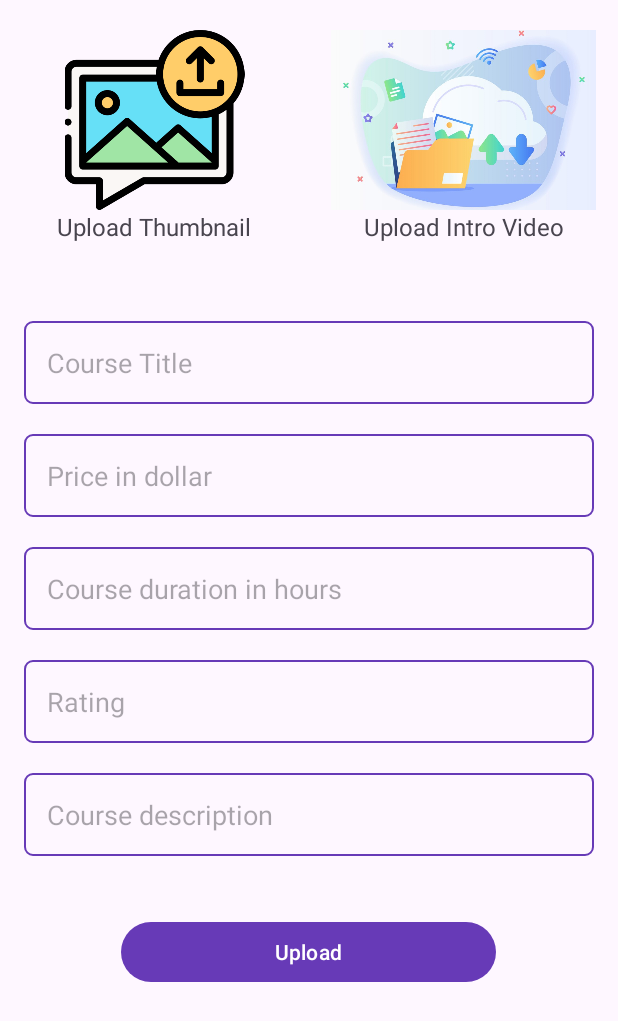
After one commit to Ravali2531/TechLearn, an Android app: the UploadCourseActivity screen opened directly, with no data from a screen before it, on a phone screen of 412 x 824 dp. The commit adds this screen. Shown: the top 1021 px of the screen. Run offline under Robolectric (Android 15) with nearby library versions, the phone set to English and light mode, and no system bars; our stand-ins replace Firebase (no records; nobody signed in at launch, a user with empty details on screens opened directly).

Commit message:
Added Upload Course details

```diff
--- a/app/src/main/AndroidManifest.xml
+++ b/app/src/main/AndroidManifest.xml
@@ -12,6 +12,9 @@
         android:supportsRtl="true"
         android:theme="@style/Theme.TechLearn"
         tools:targetApi="31">
+        <activity
+            android:name=".UploadCourseActivity"
+            android:exported="false" />
         <activity
             android:name=".MainActivity"
             android:exported="false" />
--- /dev/null
+++ b/app/src/main/java/com/example/techlearn/UploadCourseActivity.java
@@ -0,0 +1,208 @@
+package com.example.techlearn;
+
+import android.app.Dialog;
+import android.content.Intent;
+import android.graphics.Color;
+import android.graphics.drawable.ColorDrawable;
+import android.net.Uri;
+import android.os.Bundle;
+import android.view.View;
+import android.widget.Toast;
+
+import androidx.activity.EdgeToEdge;
+import androidx.annotation.Nullable;
+import androidx.appcompat.app.AppCompatActivity;
+import androidx.core.graphics.Insets;
+import androidx.core.view.ViewCompat;
+import androidx.core.view.WindowInsetsCompat;
+
+import com.example.techlearn.Model.CourseModel;
+import com.example.techlearn.databinding.ActivityUploadCourseBinding;
+import com.google.android.gms.tasks.OnSuccessListener;
+import com.google.firebase.auth.FirebaseAuth;
+import com.google.firebase.database.FirebaseDatabase;
+import com.google.firebase.storage.FirebaseStorage;
+import com.google.firebase.storage.StorageReference;
+import com.google.firebase.storage.UploadTask;
+
+import java.util.Date;
+
+public class UploadCourseActivity extends AppCompatActivity {
+
+    ActivityUploadCourseBinding binding;
+    FirebaseAuth auth;
+    FirebaseDatabase database;
+    FirebaseStorage storage;
+    Uri imageUri, videoUri;
+    Dialog loadingDialog;
+    @Override
+    protected void onCreate(Bundle savedInstanceState) {
+        super.onCreate(savedInstanceState);
+        EdgeToEdge.enable(this);
+        binding = ActivityUploadCourseBinding.inflate(getLayoutInflater());
+        setContentView(binding.getRoot());
+        ViewCompat.setOnApplyWindowInsetsListener(findViewById(R.id.main), (v, insets) -> {
+            Insets systemBars = insets.getInsets(WindowInsetsCompat.Type.systemBars());
+            v.setPadding(systemBars.left, systemBars.top, systemBars.right, systemBars.bottom);
+            return insets;
+        });
+
+        auth = FirebaseAuth.getInstance();
+        database = FirebaseDatabase.getInstance();
+        storage = FirebaseStorage.getInstance();
+
+        loadingDialog = new Dialog(UploadCourseActivity.this);
+        loadingDialog.setContentView(R.layout.loading_dialog);
+
+        if(loadingDialog.getWindow() != null){
+            loadingDialog.getWindow().setBackgroundDrawable(new ColorDrawable(Color.TRANSPARENT));
+            loadingDialog.setCancelable(false);
+
+        }
+
+        //Upload thumbnail image
+        binding.uploadThumb.setOnClickListener(new View.OnClickListener() {
+            @Override
+            public void onClick(View view) {
+                Intent intent = new Intent();
+                intent.setType("image/*");
+                intent.setAction(Intent.ACTION_GET_CONTENT);
+                startActivityForResult(intent, 1);
+            }
+        });
+
+        //upload intro video
+        binding.uploadIntrov.setOnClickListener(new View.OnClickListener() {
+            @Override
+            public void onClick(View view) {
+                Intent intent = new Intent();
+                intent.setType("video/*");
+                intent.setAction(Intent.ACTION_GET_CONTENT);
+                startActivityForResult(intent, 2);
+            }
+        });
+
+        binding.btnUploadCourse.setOnClickListener(new View.OnClickListener() {
+            @Override
+            public void onClick(View view) {
+
+                String title = binding.edtTitle.getText().toString();
+                String price = binding.edtPrice.getText().toString();
+                String duration = binding.edtDuration.getText().toString();
+                String rating = binding.edtRating.getText().toString();
+                String description = binding.edtDescription.getText().toString();
+
+                if(imageUri == null){
+                    Toast.makeText(UploadCourseActivity.this, "Select thumbnail image", Toast.LENGTH_SHORT).show();
+                }
+                else if(title.isEmpty()){
+
+                    binding.edtTitle.setError("Enter title");
+
+                } else if(price.isEmpty()){
+
+                    binding.edtPrice.setError("Enter price");
+
+                }
+                else if(duration.isEmpty()){
+
+                    binding.edtDuration.setError("Enter Duration");
+
+                } else if(rating.isEmpty()){
+
+                    binding.edtRating.setError("Enter rating");
+
+                }else if(description.isEmpty()){
+
+                    binding.edtDescription.setError("Enter description");
+
+                }else{
+                    uploadCourse(title, price, duration, rating, description, imageUri);
+                }
+
+
+
+            }
+        });
+
+    }
+
+    private void uploadCourse(String title, String price, String duration, String rating, String description, Uri imageUri) {
+
+        loadingDialog.show();
+
+        StorageReference reference = storage.getReference().child("thumbnail").child(new Date().getTime()+"");
+        reference.putFile(videoUri).addOnSuccessListener(new OnSuccessListener<UploadTask.TaskSnapshot>() {
+            @Override
+            public void onSuccess(UploadTask.TaskSnapshot taskSnapshot) {
+                reference.getDownloadUrl().addOnSuccessListener(new OnSuccessListener<Uri>() {
+                    @Override
+                    public void onSuccess(Uri uri) {
+
+                        CourseModel model = new CourseModel();
+                        model.setTitle(title);
+                        model.setPrice(Long.parseLong(price));
+                        model.setDuration(duration);
+                        model.setRating(rating);
+                        model.setDescription(description);
+                        model.setThumbnail(imageUri.toString());
+                        model.setIntroVideo(uri.toString());
+                        model.setPostedBy(auth.getUid());
+                        model.setEnable("false");
+
+
+                        database.getReference().child("course")
+                                .push()
+                                .setValue(model).addOnSuccessListener(new OnSuccessListener<Void>() {
+                                    @Override
+                                    public void onSuccess(Void unused) {
+                                        loadingDialog.dismiss();
+                                        Toast.makeText(UploadCourseActivity.this, "Course Uploaded", Toast.LENGTH_SHORT).show();
+                                        onBackPressed();
+                                    }
+                                });
+
+                    }
+                });
+            }
+        });
+
+    }
+
+    @Override
+    protected void onActivityResult(int requestCode, int resultCode, @Nullable Intent data) {
+        super.onActivityResult(requestCode, resultCode, data);
+
+        //Upload thumbnail image
+        if(requestCode == 1){
+
+            if(data != null){
+                uploadThumbnail(data.getData());
+            }
+
+        }
+        //upload intro video
+        else{
+            videoUri = data.getData();
+        }
+
+    }
+
+    private void uploadThumbnail(Uri data) {
+        loadingDialog.show();
+
+        StorageReference reference = storage.getReference().child("thumbnail").child(new Date().getTime()+"");
+        reference.putFile(data).addOnSuccessListener(new OnSuccessListener<UploadTask.TaskSnapshot>() {
+            @Override
+            public void onSuccess(UploadTask.TaskSnapshot taskSnapshot) {
+                reference.getDownloadUrl().addOnSuccessListener(new OnSuccessListener<Uri>() {
+                    @Override
+                    public void onSuccess(Uri uri) {
+                        imageUri = uri;
+                        loadingDialog.dismiss();
+                    }
+                });
+            }
+        });
+    }
+}
--- /dev/null
+++ b/app/src/main/res/drawable/add.xml
@@ -0,0 +1,5 @@
+<vector xmlns:android="http://schemas.android.com/apk/res/android" android:height="24dp" android:tint="#000000" android:viewportHeight="24" android:viewportWidth="24" android:width="24dp">
+
+    <path android:fillColor="@android:color/white" android:pathData="M19,13h-6v6h-2v-6H5v-2h6V5h2v6h6v2z"/>
+
+</vector>
--- /dev/null
+++ b/app/src/main/res/drawable/edt_shape.xml
@@ -0,0 +1,9 @@
+<?xml version="1.0" encoding="utf-8"?>
+<shape xmlns:android="http://schemas.android.com/apk/res/android">
+    <stroke
+        android:width="1dp"
+        android:color="@color/background"/>
+
+    <corners
+        android:radius="5dp"/>
+</shape>
--- /dev/null
+++ b/app/src/main/res/layout/activity_upload_course.xml
@@ -0,0 +1,148 @@
+<?xml version="1.0" encoding="utf-8"?>
+<androidx.constraintlayout.widget.ConstraintLayout xmlns:android="http://schemas.android.com/apk/res/android"
+    xmlns:app="http://schemas.android.com/apk/res-auto"
+    xmlns:tools="http://schemas.android.com/tools"
+    android:id="@+id/main"
+    android:layout_width="match_parent"
+    android:layout_height="match_parent"
+    android:layout_gravity="center"
+    tools:context=".UploadCourseActivity">
+
+    <LinearLayout
+        android:id="@+id/linearLayout"
+        android:layout_width="match_parent"
+        android:layout_height="wrap_content"
+        android:layout_marginTop="20dp"
+        android:orientation="horizontal"
+        app:layout_constraintEnd_toEndOf="parent"
+        app:layout_constraintStart_toStartOf="parent"
+        app:layout_constraintTop_toTopOf="parent"
+        app:layout_goneMarginTop="20dp">
+
+        <LinearLayout
+            android:layout_width="match_parent"
+            android:layout_height="match_parent"
+            android:layout_weight="1"
+            android:orientation="vertical">
+
+            <ImageView
+                android:id="@+id/uploadThumb"
+                android:layout_width="wrap_content"
+                android:layout_height="120dp"
+                app:srcCompat="@drawable/upload_thumbnail" />
+
+            <TextView
+                android:layout_width="match_parent"
+                android:layout_height="wrap_content"
+                android:layout_gravity="center"
+                android:gravity="center"
+                android:text="Upload Thumbnail"
+                android:textSize="16sp" />
+
+        </LinearLayout>
+
+        <LinearLayout
+            android:layout_width="match_parent"
+            android:layout_height="wrap_content"
+            android:layout_weight="1"
+            android:orientation="vertical">
+
+
+            <ImageView
+                android:id="@+id/uploadIntrov"
+                android:layout_width="wrap_content"
+                android:layout_height="120dp"
+                app:srcCompat="@drawable/upload_image" />
+
+            <TextView
+                android:layout_width="match_parent"
+                android:layout_height="wrap_content"
+                android:layout_gravity="center"
+                android:gravity="center"
+                android:text="Upload Intro Video"
+                android:textSize="16sp" />
+
+        </LinearLayout>
+
+    </LinearLayout>
+
+    <LinearLayout
+        android:layout_width="match_parent"
+        android:layout_height="0dp"
+        android:layout_marginStart="16dp"
+        android:layout_marginTop="32dp"
+        android:layout_marginEnd="16dp"
+        android:layout_weight="1"
+        android:orientation="vertical"
+        app:layout_constraintBottom_toBottomOf="parent"
+        app:layout_constraintEnd_toEndOf="parent"
+        app:layout_constraintStart_toStartOf="parent"
+        app:layout_constraintTop_toBottomOf="@+id/linearLayout">
+
+        <EditText
+            android:id="@+id/edtTitle"
+            android:layout_width="match_parent"
+            android:layout_height="wrap_content"
+            android:layout_marginTop="20dp"
+            android:background="@drawable/edt_shape"
+            android:ems="10"
+            android:hint="Course Title"
+            android:inputType="text"
+            android:padding="15dp" />
+
+        <EditText
+            android:id="@+id/edtPrice"
+            android:layout_width="match_parent"
+            android:layout_height="wrap_content"
+            android:layout_marginTop="20dp"
+            android:background="@drawable/edt_shape"
+            android:ems="10"
+            android:hint="Price in dollar"
+            android:inputType="text"
+            android:padding="15dp" />
+
+        <EditText
+            android:id="@+id/edtDuration"
+            android:layout_width="match_parent"
+            android:layout_height="wrap_content"
+            android:layout_marginTop="20dp"
+            android:background="@drawable/edt_shape"
+            android:ems="10"
+            android:hint="Course duration in hours"
+            android:inputType="text"
+            android:padding="15dp" />
+
+        <EditText
+            android:id="@+id/edtRating"
+            android:layout_width="match_parent"
+            android:layout_height="wrap_content"
+            android:layout_marginTop="20dp"
+            android:background="@drawable/edt_shape"
+            android:ems="10"
+            android:hint="Rating"
+            android:inputType="text"
+            android:padding="15dp" />
+
+        <EditText
+            android:id="@+id/edtDescription"
+            android:layout_width="match_parent"
+            android:layout_height="wrap_content"
+            android:layout_marginTop="20dp"
+            android:background="@drawable/edt_shape"
+            android:ems="10"
+            android:hint="Course description"
+            android:inputType="text"
+            android:padding="15dp" />
+
+        <Button
+            android:id="@+id/btnUploadCourse"
+            android:layout_width="250dp"
+            android:layout_height="wrap_content"
+            android:layout_gravity="center"
+            android:layout_marginTop="40dp"
+            android:text="Upload" />
+
+    </LinearLayout>
+
+
+</androidx.constraintlayout.widget.ConstraintLayout>
```
Also changed, not shown: app/src/main/java/com/example/techlearn/Fragment/HomeFragment.java (+18 -36 lines), app/src/main/java/com/example/techlearn/Model/CourseModel.java (added, +104 -0 lines), app/src/main/res/layout/fragment_home.xml (+21 -8 lines), app/src/main/res/drawable/upload_image.jpg (added), app/src/main/res/drawable/upload_thumbnail.jpg (added).
